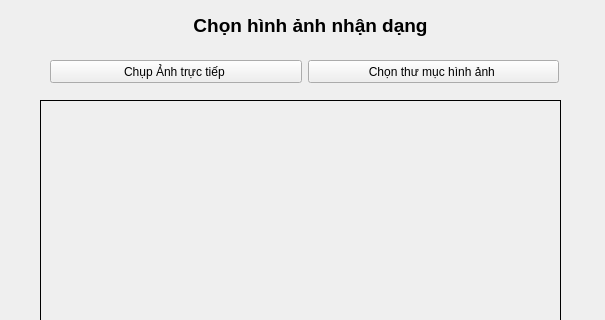
The window that Controler/Gui/LayHinhAnh.ui (NguyenCuong1411060036/DoAnTotNghiep) describes before a commit, drawn with Qt 5; both pictures show x 0 to 605 and y 0 to 320 of the 605 by 494 pixel window.
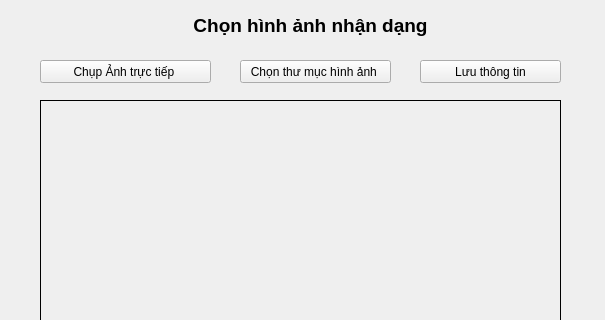
The same window after the commit.

Diff of the .ui file:
```diff
--- a/Controler/Gui/LayHinhAnh.ui
+++ b/Controler/Gui/LayHinhAnh.ui
@@ -83,9 +83,9 @@
   <widget class="QPushButton" name="btnChosseFolder">
    <property name="geometry">
     <rect>
-     <x>308</x>
+     <x>240</x>
      <y>60</y>
-     <width>251</width>
+     <width>151</width>
      <height>23</height>
     </rect>
    </property>
@@ -96,9 +96,9 @@
   <widget class="QPushButton" name="btnGetImageFace">
    <property name="geometry">
     <rect>
-     <x>50</x>
+     <x>40</x>
      <y>60</y>
-     <width>252</width>
+     <width>171</width>
      <height>23</height>
     </rect>
    </property>
@@ -106,6 +106,19 @@
     <string>Chụp Ảnh trực tiếp </string>
    </property>
   </widget>
+  <widget class="QPushButton" name="btnLuuThongTin">
+   <property name="geometry">
+    <rect>
+     <x>420</x>
+     <y>60</y>
+     <width>141</width>
+     <height>23</height>
+    </rect>
+   </property>
+   <property name="text">
+    <string>Lưu thông tin</string>
+   </property>
+  </widget>
  </widget>
  <resources/>
  <connections/>
```
Left out of the diff: 4 changed lines with no effect on the pictures.
